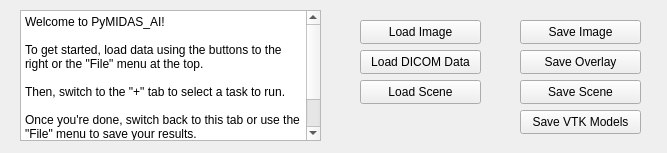
Old version of the form src/minder3d/lib/sovWelcomePanelWidget.ui in the repository aylward/Minder3D.
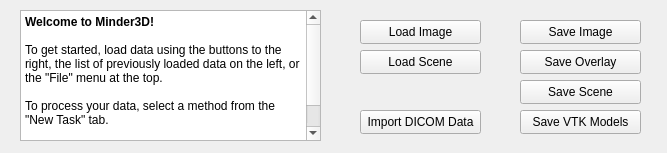
New version of the form.

What changed in the file:
```diff
--- a/src/minder3d/lib/sovWelcomePanelWidget.ui
+++ b/src/minder3d/lib/sovWelcomePanelWidget.ui
@@ -13,7 +13,7 @@
   <property name="windowTitle">
    <string>Form</string>
   </property>
-  <widget class="QTextBrowser" name="welcomeTextBrowser">
+  <widget class="QTextEdit" name="welcomeTextEdit">
    <property name="geometry">
     <rect>
      <x>20</x>
@@ -22,6 +22,9 @@
      <height>131</height>
     </rect>
    </property>
+   <property name="readOnly">
+    <bool>true</bool>
+   </property>
    <property name="html">
     <string>&lt;!DOCTYPE HTML PUBLIC &quot;-//W3C//DTD HTML 4.0//EN&quot; &quot;http://www.w3.org/TR/REC-html40/strict.dtd&quot;&gt;
 &lt;html&gt;&lt;head&gt;&lt;meta name=&quot;qrichtext&quot; content=&quot;1&quot; /&gt;&lt;meta charset=&quot;utf-8&quot; /&gt;&lt;style type=&quot;text/css&quot;&gt;
@@ -30,16 +33,14 @@
 li.unchecked::marker { content: &quot;\2610&quot;; }
 li.checked::marker { content: &quot;\2612&quot;; }
 &lt;/style&gt;&lt;/head&gt;&lt;body style=&quot; font-family:'Segoe UI'; font-size:9pt; font-weight:400; font-style:normal;&quot;&gt;
-&lt;p style=&quot; margin-top:0px; margin-bottom:0px; margin-left:0px; margin-right:0px; -qt-block-indent:0; text-indent:0px;&quot;&gt;Welcome to PyMIDAS_AI!&lt;/p&gt;
+&lt;p style=&quot; margin-top:0px; margin-bottom:0px; margin-left:0px; margin-right:0px; -qt-block-indent:0; text-indent:0px;&quot;&gt;&lt;span style=&quot; font-weight:700;&quot;&gt;Welcome to Minder3D!&lt;/span&gt;&lt;/p&gt;
 &lt;p style=&quot;-qt-paragraph-type:empty; margin-top:0px; margin-bottom:0px; margin-left:0px; margin-right:0px; -qt-block-indent:0; text-indent:0px;&quot;&gt;&lt;br /&gt;&lt;/p&gt;
-&lt;p style=&quot; margin-top:0px; margin-bottom:0px; margin-left:0px; margin-right:0px; -qt-block-indent:0; text-indent:0px;&quot;&gt;To get started, load data using the buttons to the right or the &amp;quot;File&amp;quot; menu at the top.&lt;/p&gt;
+&lt;p style=&quot; margin-top:0px; margin-bottom:0px; margin-left:0px; margin-right:0px; -qt-block-indent:0; text-indent:0px;&quot;&gt;To get started, load data using the buttons to the right, the list of previously loaded data on the left, or the &amp;quot;File&amp;quot; menu at the top.&lt;/p&gt;
 &lt;p style=&quot;-qt-paragraph-type:empty; margin-top:0px; margin-bottom:0px; margin-left:0px; margin-right:0px; -qt-block-indent:0; text-indent:0px;&quot;&gt;&lt;br /&gt;&lt;/p&gt;
-&lt;p style=&quot; margin-top:0px; margin-bottom:0px; margin-left:0px; margin-right:0px; -qt-block-indent:0; text-indent:0px;&quot;&gt;Then, switch to the &amp;quot;+&amp;quot; tab to select a task to run.&lt;/p&gt;
+&lt;p style=&quot; margin-top:0px; margin-bottom:0px; margin-left:0px; margin-right:0px; -qt-block-indent:0; text-indent:0px;&quot;&gt;To process your data, select a method from the &amp;quot;New Task&amp;quot; tab.&lt;/p&gt;
 &lt;p style=&quot;-qt-paragraph-type:empty; margin-top:0px; margin-bottom:0px; margin-left:0px; margin-right:0px; -qt-block-indent:0; text-indent:0px;&quot;&gt;&lt;br /&gt;&lt;/p&gt;
-&lt;p style=&quot; margin-top:0px; margin-bottom:0px; margin-left:0px; margin-right:0px; -qt-block-indent:0; text-indent:0px;&quot;&gt;Once you're done, switch back to this tab or use the &amp;quot;File&amp;quot; menu to save your results.&lt;/p&gt;
-&lt;p style=&quot;-qt-paragraph-type:empty; margin-top:0px; margin-bottom:0px; margin-left:0px; margin-right:0px; -qt-block-indent:0; text-indent:0px;&quot;&gt;&lt;br /&gt;&lt;/p&gt;
-&lt;p style=&quot; margin-top:0px; margin-bottom:0px; margin-left:0px; margin-right:0px; -qt-block-indent:0; text-indent:0px;&quot;&gt;For support, email &lt;/p&gt;
-&lt;p style=&quot; margin-top:0px; margin-bottom:0px; margin-left:0px; margin-right:0px; -qt-block-indent:0; text-indent:0px;&quot;&gt;stephen@aylward.org&lt;/p&gt;&lt;/body&gt;&lt;/html&gt;</string>
+&lt;p style=&quot; margin-top:0px; margin-bottom:0px; margin-left:0px; margin-right:0px; -qt-block-indent:0; text-indent:0px;&quot;&gt;If you have questions or suggestions, please visit&lt;/p&gt;
+&lt;p style=&quot; margin-top:0px; margin-bottom:0px; margin-left:0px; margin-right:0px; -qt-block-indent:0; text-indent:0px;&quot;&gt;   &lt;a href=&quot;https://github.com/aylward/Minder3D&quot;&gt;&lt;span style=&quot; text-decoration: underline; color:#0000ff;&quot;&gt;https://github.com/aylward/Minder3D&lt;/span&gt;&lt;/a&gt;&lt;/p&gt;&lt;/body&gt;&lt;/html&gt;</string>
    </property>
   </widget>
   <widget class="QPushButton" name="welcomeLoadImageButton">
@@ -59,13 +60,13 @@
    <property name="geometry">
     <rect>
      <x>360</x>
-     <y>50</y>
+     <y>110</y>
      <width>121</width>
      <height>24</height>
     </rect>
    </property>
    <property name="text">
-    <string>Load DICOM Data</string>
+    <string>Import DICOM Data</string>
    </property>
   </widget>
   <widget class="QPushButton" name="welcomeSaveImageButton">
@@ -98,7 +99,7 @@
    <property name="geometry">
     <rect>
      <x>360</x>
-     <y>80</y>
+     <y>50</y>
      <width>121</width>
      <height>24</height>
     </rect>
```
